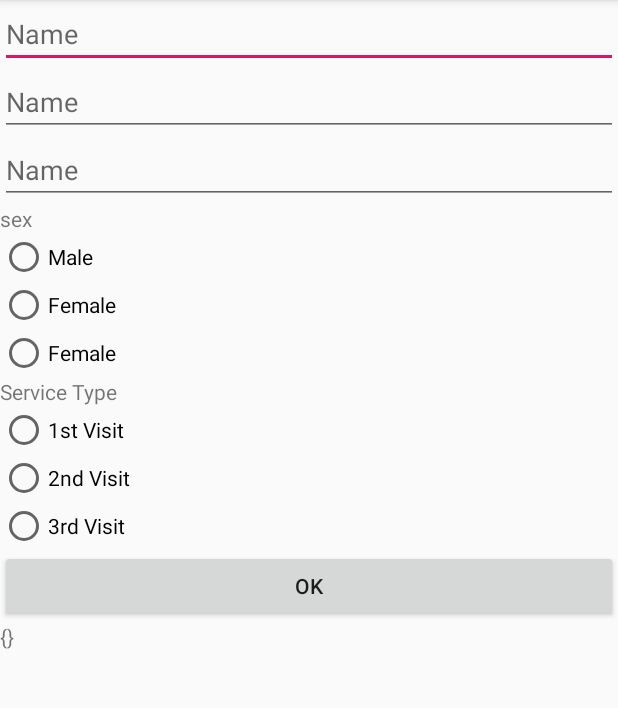
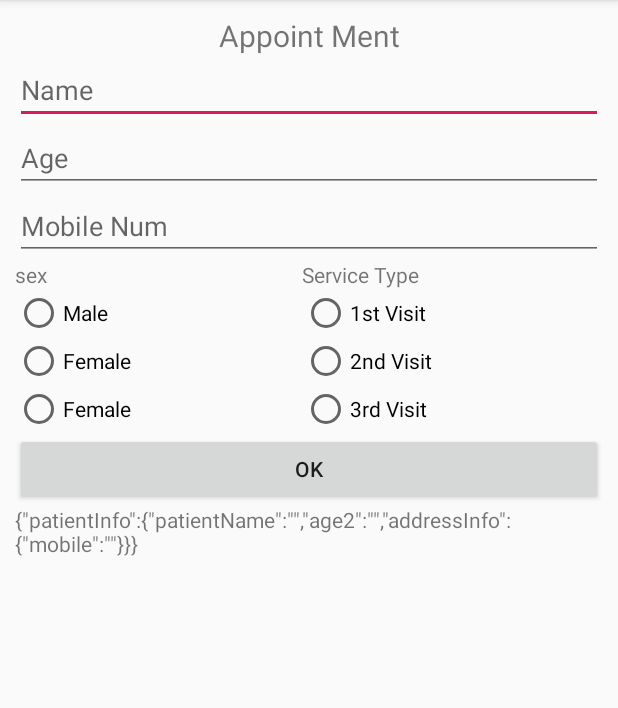
Before and after one commit to Liakwat/CardioCare_Hospital_App, an Android app: the AppointmentActivity screen opened directly, with no data from a screen before it, after a tap on "OK", on a phone screen of 412 x 824 dp, the part 84-792 px from its top. Run offline under Robolectric (Android 15) with nearby library versions, the phone set to English and light mode, and no system bars; our stand-ins replace Volley; network calls fail.

Commit message:
login,registration,appointment complete by sayed

```diff
--- a/app/src/main/java/com/sayed/cardiocare/AppointmentActivity.java
+++ b/app/src/main/java/com/sayed/cardiocare/AppointmentActivity.java
@@ -112,7 +112,7 @@ public class AppointmentActivity extends AppCompatActivity {
     RadioGroup services,sex;
     HashMap<String,String> serviceId;
     String sexVar;
-
+    String selectedServiceId;
     EditText name,age,mobile;
 
 
@@ -149,14 +149,17 @@ public class AppointmentActivity extends AppCompatActivity {
                 if(checkedId == R.id.fst){
 
                     tv.setText(serviceId.get("1st Visit"));
+                    selectedServiceId = serviceId.get("1st Visit");
 
                 }else if(checkedId == R.id.scnd){
 
                     tv.setText(serviceId.get("2nd Visit"));
+                    selectedServiceId = serviceId.get("2nd Visit");
 
                 }else if(checkedId == R.id.report){
 
                     tv.setText(serviceId.get("Report Check"));
+                    selectedServiceId = serviceId.get("Report Check");
 
                 }
             }
@@ -213,122 +216,13 @@ public class AppointmentActivity extends AppCompatActivity {
 //        Log.i("json",json);
 
 
-                // Post request
-//        String tag_json_obj = "json_obj_req";
-//        String url ="http://103.86.197.83/api.appointment.ecure24.com/api/appointments";
-
-
-//        Map<String, String> params = new HashMap<String, String>();
-//        params.put("title", "title from Android");
-//        params.put("body", "Android body good one");
-
-        /*
-{
-    "appointment_Schedule_Day_Slot_MappingId": "636711476987797174",
-    "doctorId": "E000024",
-    "visitedDate": "2019-03-19",
-    "timeSlot": "18:00:00",
-    "patientInfo": {
-        "sex": "male",
-        "patientName": "test by siddik",
-        "age2": 35,
-        "addressInfo": {
-            "mobile": "01847140114"
-        }
-    },
-    "consultationMainServiceCharges": "636711476987797168"
-}
-*/
-
-//        JSONObject address = new JSONObject();
-//        JSONObject patientObj = new JSONObject();
-//        JSONObject rootObj = new JSONObject();
-//        try {
-//            address.put("mobile","01847140114");
-//
-//            patientObj.put("sex","male");
-//            patientObj.put("patientName","sayed");
-//            patientObj.put("age2","32");
-//            patientObj.put("addressInfo",address);
-//
-//
-//            rootObj.put("appointment_Schedule_Day_Slot_MappingId", "636711476987797174");
-//            rootObj.put("doctorId", "E000024");
-//            rootObj.put("visitedDate", "2019-03-19");
-//            rootObj.put("timeSlot", "18:10:00");
-//            rootObj.put("consultationMainServiceCharges", "636711476987797168");
-//            rootObj.put("patientInfo", patientObj);
-//
-//        } catch (JSONException e) {
-//            e.printStackTrace();
-//        }
-//
-//        Log.i("datatta",rootObj.toString());
-//
-//
-//            JsonObjectRequest jsonObjReq = new JsonObjectRequest(Request.Method.POST,
-//                    url, rootObj,
-//                    new Response.Listener<JSONObject>() {
-//
-//                        @Override
-//                        public void onResponse(JSONObject response) {
-//
-//                            Log.i("Response",response.toString());
-//                            tv.setText(response.toString());
-//
-//                        }
-//                    }, new Response.ErrorListener() {
-//
-//                @Override
-//                public void onErrorResponse(VolleyError error) {
-//
-//                    // As of f605da3 the following should work
-//                    NetworkResponse response = error.networkResponse;
-//                    if (error instanceof ServerError && response != null) {
-//                        try {
-//                            String res = new String(response.data,
-//                                    HttpHeaderParser.parseCharset(response.headers, "utf-8"));
-//                            // Now you can use any deserializer to make sense of data
-//                            JSONObject obj = new JSONObject(res);
-//                            tv.setText(res);
-//                        } catch (UnsupportedEncodingException e1) {
-//                            // Couldn't properly decode data to string
-//                            e1.printStackTrace();
-//                        } catch (JSONException e2) {
-//                            // returned data is not JSONObject?
-//                            e2.printStackTrace();
-//                        }
-//                    }
-//
-//                }
-//
-//            })
-//            {
-//                /**
-//                 * Passing some request headers
-//                 * */
-//                @Override
-//                public Map<String, String> getHeaders() throws AuthFailureError {
-//                    HashMap<String, String> headers = new HashMap<String, String>();
-//                    headers.put("Content-Type", "application/json; charset=utf-8");
-//                    return headers;
-//                }
-//
-//            }
-//            ;
-//
-//            // Adding request to request queue
-//            AppController.getInstance().addToRequestQueue(jsonObjReq, tag_json_obj);
-
-
-
-
     }
 
     public void click(View v){
 
-        getConsultationMainServiceCharges(drId);
-        tv.setText(serviceId.toString()+"");
+//        getConsultationMainServiceCharges(drId);
+//        tv.setText(serviceId.toString()+"");
+        requestForAppointment();
     }
 
 
@@ -383,4 +277,109 @@ public class AppointmentActivity extends AppCompatActivity {
 
     }
 
+    public void requestForAppointment(){
+        // Post request
+        String tag_json_obj = "json_obj_req";
+        String url ="http://103.86.197.83/api.appointment.ecure24.com/api/appointments";
+/*
+{
+    "appointment_Schedule_Day_Slot_MappingId": "636711476987797174",
+    "doctorId": "E000024",
+    "visitedDate": "2019-03-19",
+    "timeSlot": "18:00:00",
+    "patientInfo": {
+        "sex": "male",
+        "patientName": "test by siddik",
+        "age2": 35,
+        "addressInfo": {
+            "mobile": "01847140114"
+        }
+    },
+    "consultationMainServiceCharges": "636711476987797168"
 }
+*/
+
+        JSONObject address = new JSONObject();
+        JSONObject patientObj = new JSONObject();
+        JSONObject rootObj = new JSONObject();
+        try {
+            address.put("mobile",mobile.getText().toString().trim());
+
+            patientObj.put("sex",sexVar);
+            patientObj.put("patientName",name.getText().toString().trim());
+            patientObj.put("age2",age.getText().toString().trim());
+            patientObj.put("addressInfo",address);
+
+
+            rootObj.put("appointment_Schedule_Day_Slot_MappingId", slotId);
+            rootObj.put("doctorId", drId);
+            rootObj.put("visitedDate", visitDate);
+            rootObj.put("timeSlot", timeSlot);
+            rootObj.put("consultationMainServiceCharges", selectedServiceId);
+            rootObj.put("patientInfo", patientObj);
+
+        } catch (JSONException e) {
+            e.printStackTrace();
+        }
+
+        Log.i("datatta",rootObj.toString());
+        tv.setText(rootObj.toString()+"");
+
+
+            JsonObjectRequest jsonObjReq = new JsonObjectRequest(Request.Method.POST,
+                    url, rootObj,
+                    new Response.Listener<JSONObject>() {
+
+                        @Override
+                        public void onResponse(JSONObject response) {
+
+                            Log.i("Response",response.toString());
+                            tv.setText(response.toString());
+
+                        }
+                    }, new Response.ErrorListener() {
+
+                @Override
+                public void onErrorResponse(VolleyError error) {
+
+                    // As of f605da3 the following should work
+                    NetworkResponse response = error.networkResponse;
+                    if (error instanceof ServerError && response != null) {
+                        try {
+                            String res = new String(response.data,
+                                    HttpHeaderParser.parseCharset(response.headers, "utf-8"));
+                            // Now you can use any deserializer to make sense of data
+                            JSONObject obj = new JSONObject(res);
+                            tv.setText(res);
+                        } catch (UnsupportedEncodingException e1) {
+                            // Couldn't properly decode data to string
+                            e1.printStackTrace();
+                        } catch (JSONException e2) {
+                            // returned data is not JSONObject?
+                            e2.printStackTrace();
+                        }
+                    }
+
+                }
+
+            })
+            {
+                /**
+                 * Passing some request headers
+                 * */
+                @Override
+                public Map<String, String> getHeaders() throws AuthFailureError {
+                    HashMap<String, String> headers = new HashMap<String, String>();
+                    headers.put("Content-Type", "application/json; charset=utf-8");
+                    return headers;
+                }
+
+            }
+            ;
+
+            // Adding request to request queue
+            AppController.getInstance().addToRequestQueue(jsonObjReq, tag_json_obj);
+
+    }
+
+}
--- a/app/src/main/java/com/sayed/cardiocare/TimeSlotActivity.java
+++ b/app/src/main/java/com/sayed/cardiocare/TimeSlotActivity.java
@@ -68,7 +68,7 @@ public class TimeSlotActivity extends AppCompatActivity implements DatePickerFra
             dr_id = findViewById(R.id.dr_id);
             dr_sp = findViewById(R.id.dr_sp);
 
-            showFragment = (Button) findViewById(R.id.btnDatePicker);
+//            showFragment = (Button) findViewById(R.id.btnDatePicker);
             recyclerView = findViewById(R.id.recycleListView);
 
             slotLists = new ArrayList<>();
--- a/app/src/main/res/layout/activity_appointment.xml
+++ b/app/src/main/res/layout/activity_appointment.xml
@@ -6,7 +6,15 @@
     android:layout_width="match_parent"
     android:layout_height="match_parent"
     tools:context=".AppointmentActivity"
-    android:orientation="vertical">
+    android:orientation="vertical"
+    android:padding="10dp">
+
+    <TextView
+        android:layout_width="match_parent"
+        android:layout_height="wrap_content"
+        android:text="Appoint Ment"
+        android:textSize="20sp"
+        android:textAlignment="center"/>
 
     <EditText
         android:id="@+id/name"
@@ -19,7 +27,7 @@
         android:id="@+id/age"
         android:layout_width="match_parent"
         android:layout_height="wrap_content"
-        android:hint="Name"
+        android:hint="Age"
         android:inputType="number"/>
 
 
@@ -27,8 +35,20 @@
         android:id="@+id/mobile"
         android:layout_width="match_parent"
         android:layout_height="wrap_content"
-        android:hint="Name"/>
+        android:inputType="number"
+        android:hint="Mobile Num"/>
 
+    <LinearLayout
+        android:layout_width="match_parent"
+        android:layout_height="wrap_content"
+        android:orientation="horizontal"
+        >
+
+        <LinearLayout
+            android:layout_width="wrap_content"
+            android:layout_height="wrap_content"
+            android:orientation="vertical"
+            android:layout_weight="1">
 
             <TextView
                 android:layout_width="match_parent"
@@ -58,6 +78,14 @@
                     android:text="Female"/>
 
             </RadioGroup>
+
+        </LinearLayout>
+
+        <LinearLayout
+            android:layout_width="wrap_content"
+            android:layout_height="wrap_content"
+            android:orientation="vertical"
+            android:layout_weight="1">
 
             <TextView
                 android:layout_width="match_parent"
@@ -89,6 +117,13 @@
 
             </RadioGroup>
 
+        </LinearLayout>
+
+
+    </LinearLayout>
+
+
+
     <Button
         android:layout_width="match_parent"
         android:layout_height="wrap_content"
```
Also changed, not shown: app/src/main/AndroidManifest.xml (+7 -5 lines), app/src/main/java/com/sayed/cardiocare/LoginActivity.java (added, +133 -0 lines), app/src/main/java/com/sayed/cardiocare/RegistrationActivity.java (added, +133 -0 lines), app/src/main/res/layout/activity_login.xml (added, +71 -0 lines), app/src/main/res/layout/activity_registration.xml (added, +70 -0 lines), app/src/main/res/layout/activity_time_slot.xml (+26 -7 lines), app/src/main/res/drawable/calendar.png (added). Lines whose indentation alone changed are shown as unchanged.
